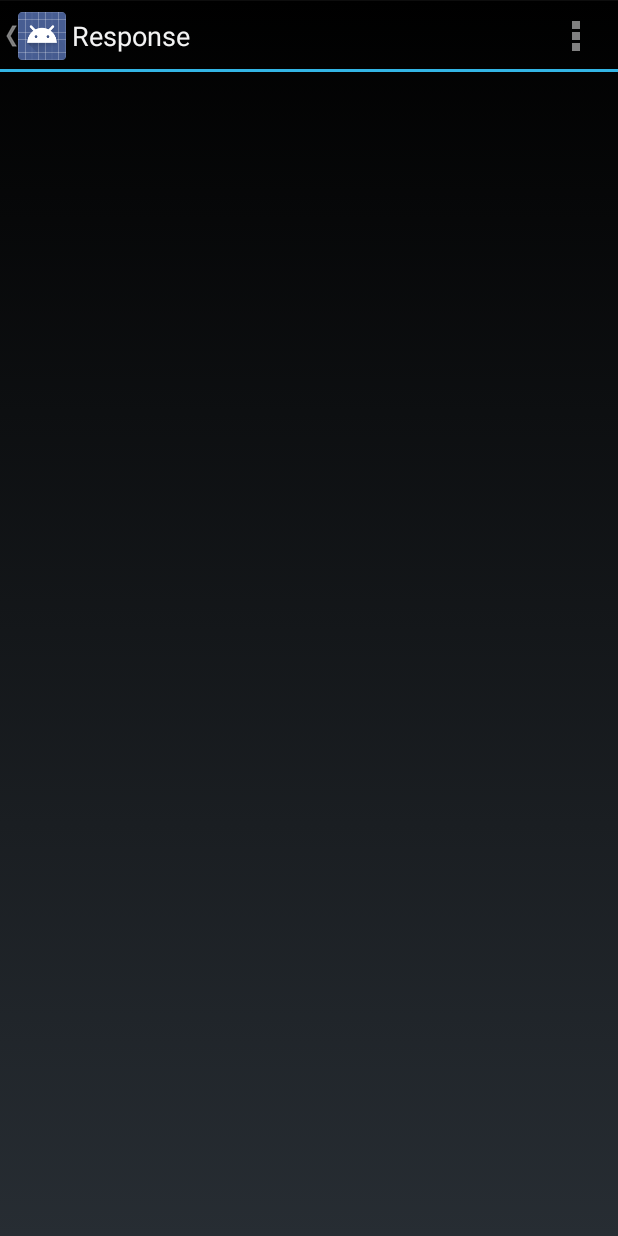
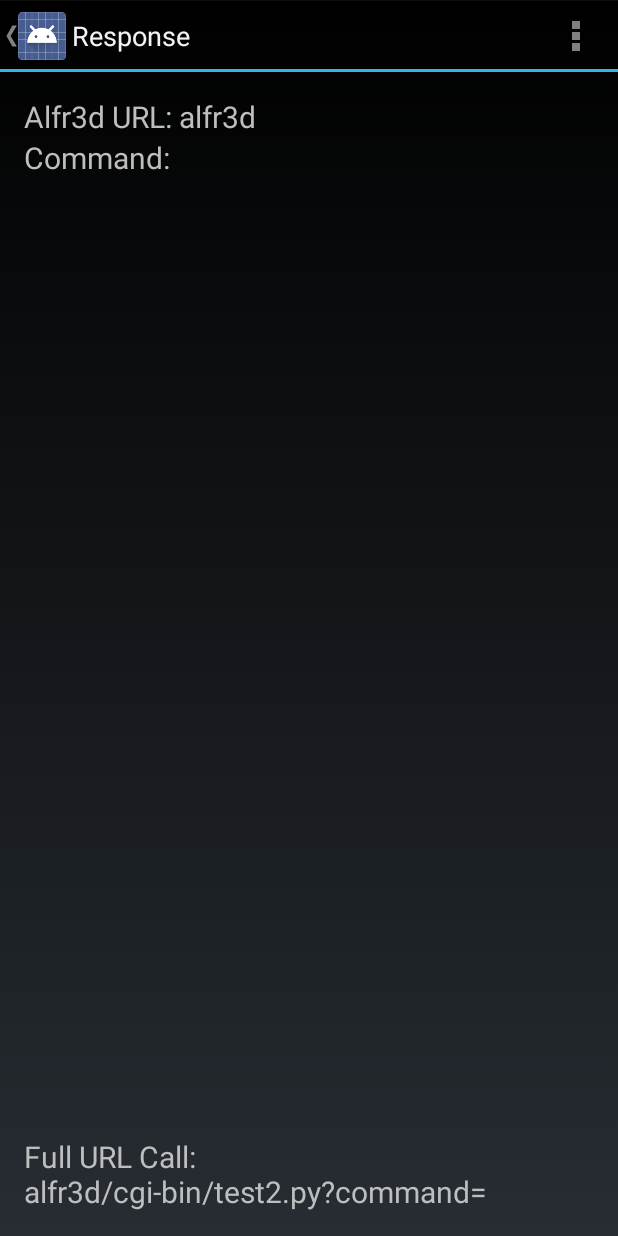
Before and after one commit to armageddion/Alfr3d4Android-Original, an Android app: the screen it shows after launch (CallResponse), after a tap on "Send", on a phone screen of 412 x 824 dp. Run offline under Robolectric (Android 15) with nearby library versions, the phone set to English and light mode, and no system bars.

Commit message:
Added settings capabilities Added some verbose in response Changed App Icon

```diff
--- a/Alfr3d/build.gradle
+++ b/Alfr3d/build.gradle
@@ -24,4 +24,5 @@ android {
 
 dependencies {
 	compile 'com.android.support:appcompat-v7:18.0.0'
+	compile 'com.android.support:support-v4:18.0.0'
 }
--- a/Alfr3d/src/main/java/com/alfr3d/CallResponse.java
+++ b/Alfr3d/src/main/java/com/alfr3d/CallResponse.java
@@ -2,9 +2,11 @@ package com.alfr3d;
 
 import android.app.Activity;
 import android.content.Intent;
+import android.content.SharedPreferences;
 import android.os.AsyncTask;
 import android.os.Build;
 import android.os.Bundle;
+import android.preference.PreferenceManager;
 import android.support.v4.app.NavUtils;
 import android.view.Menu;
 import android.view.MenuItem;
@@ -32,22 +34,45 @@ public class CallResponse extends Activity {
         Intent intent = getIntent();
         String message = intent.getStringExtra(MainAlfr3d.EXTRA_MESSAGE);
 
-        // Create the text view
-        TextView textView = new TextView(this);
-        textView.setTextSize(40);
-        textView.setText(message);
-
-        // Set the text view as the activity layout
-        setContentView(textView);
-        // curl: "http://alfr3d.no-ip.org/cgi-bin/test2.py?command=Blink"
-
-        new RequestTask().execute("http://alfr3d.no-ip.org/cgi-bin/test2.py?command="+message);
-
         // Make sure we're running on Honeycomb or higher to use ActionBar APIs
         if (Build.VERSION.SDK_INT >= Build.VERSION_CODES.HONEYCOMB) {
             // Show the Up button in the action bar.
             getActionBar().setDisplayHomeAsUpEnabled(true);
         }
+
+        // get settings
+        SharedPreferences mySharedPreferences = PreferenceManager.getDefaultSharedPreferences(this);
+        String alfr3d_url= mySharedPreferences.getString("alfr3d_url_preference","alfr3d");
+        String full_alfr3d_call = alfr3d_url+"/cgi-bin/test2.py?command="+message;
+
+        // curl: "http://alfr3d.no-ip.org/cgi-bin/test2.py?command=Blink"
+        if (full_alfr3d_call.substring(0,7).equals("http://"))
+        {
+            new RequestTask().execute(full_alfr3d_call);
+        }
+        else
+        {
+            new RequestTask().execute("http://"+full_alfr3d_call);
+        }
+
+        // Create the text view
+        TextView Alfr3dURLView = (TextView) findViewById(R.id.alfr3d_url);
+        Alfr3dURLView.setTextSize(20);
+        Alfr3dURLView.setText("Alfr3d URL: "+alfr3d_url);
+
+        // Create the text view
+        TextView MessageView = (TextView) findViewById(R.id.message);
+        MessageView.setTextSize(20);
+        MessageView.setText("Command: "+message);
+
+
+        // Create the text view
+        TextView full_callView = (TextView) findViewById(R.id.full_call);
+        full_callView.setTextSize(20);
+        full_callView.setText("Full URL Call: \n"+full_alfr3d_call);
+
+        // Set the text view as the activity layout
+        //setContentView(textView);
     }
 
     /**
@@ -79,6 +104,9 @@ public class CallResponse extends Activity {
                 // http://developer.android.com/design/patterns/navigation.html#up-vs-back
                 //
                 NavUtils.navigateUpFromSameTask(this);
+                return true;
+            case R.id.action_settings:
+                startActivity(new Intent(this, SettingsActivity.class));
                 return true;
         }
         return super.onOptionsItemSelected(item);
--- a/Alfr3d/src/main/java/com/alfr3d/MainAlfr3d.java
+++ b/Alfr3d/src/main/java/com/alfr3d/MainAlfr3d.java
@@ -54,6 +54,7 @@ public class MainAlfr3d extends Activity {
                 return true;
             case R.id.action_settings:
                 //openSettings();
+                startActivity(new Intent(this, SettingsActivity.class));
                 return true;
             default:
                 return super.onOptionsItemSelected(item);
--- a/Alfr3d/src/main/res/layout/activity_response.xml
+++ b/Alfr3d/src/main/res/layout/activity_response.xml
@@ -8,9 +8,27 @@
     android:paddingBottom="@dimen/activity_vertical_margin"
     tools:context=".CallResponse">
 
-    <TextView
+    <TextView android:id="@+id/alfr3d_url"
         android:layout_width="wrap_content"
         android:layout_height="wrap_content"
-        android:text="@string/hello_world" />
+        android:text="Alfr3d URL"
+        android:editable="true" />
+
+    <TextView android:id="@+id/message"
+        android:layout_width="wrap_content"
+        android:layout_height="wrap_content"
+        android:text="Message"
+        android:layout_below="@+id/alfr3d_url"
+        android:layout_alignLeft="@+id/alfr3d_url"
+        android:editable="true" />
+
+    <TextView android:id="@+id/full_call"
+        android:layout_width="wrap_content"
+        android:layout_height="wrap_content"
+        android:text="Full URL Call: "
+        android:editable="true"
+        android:layout_alignLeft="@+id/message"
+        android:layout_alignParentBottom="true"
+        android:layout_alignParentRight="true" />
 
 </RelativeLayout>
--- a/Alfr3d/src/main/res/values/strings.xml
+++ b/Alfr3d/src/main/res/values/strings.xml
@@ -9,9 +9,11 @@
     <string name="title_activity_display_message">My Message</string>
     <string name="hello_world">Hello world!</string>
     <string name="action_search">Search</string>
-    <string name="url_string">Url</string>
+    <string name="url_string">Alfr3d Url</string>
     <string name="default_url">alfr3d.no-ip.org</string>
     <string name="request">request</string>
     <string name="title_activity_call_response">Response</string>
+    <string name="title_activity_settings">Settings</string>
+    <string name="host_settings">Host Settings</string>
 
 </resources>
```
Also changed, not shown: Alfr3d/src/main/AndroidManifest.xml (+8 -0 lines), Alfr3d/src/main/java/com/alfr3d/SettingsActivity.java (added, +35 -0 lines), Alfr3d/src/main/res/xml/preference.xml (added, +14 -0 lines), Alfr3d/src/main/res/drawable-hdpi/ic_launcher.png, Alfr3d/src/main/res/drawable-mdpi/ic_launcher.png, Alfr3d/src/main/res/drawable-xhdpi/ic_launcher.png, Alfr3d/src/main/res/drawable-xxhdpi/ic_launcher.png.
